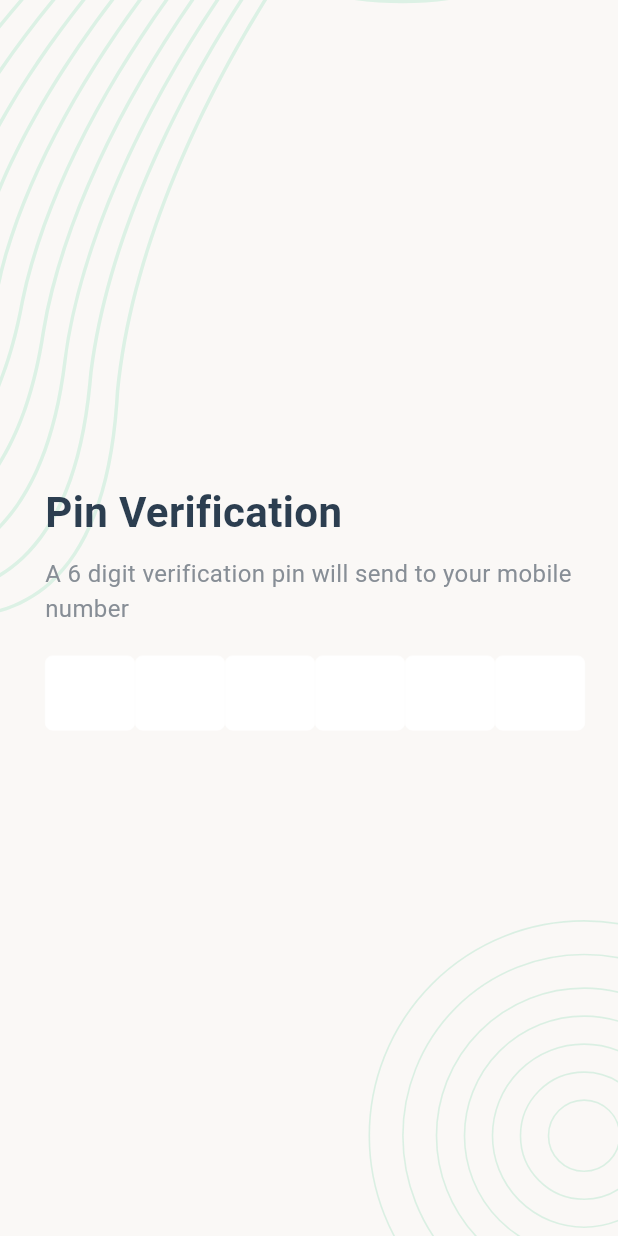
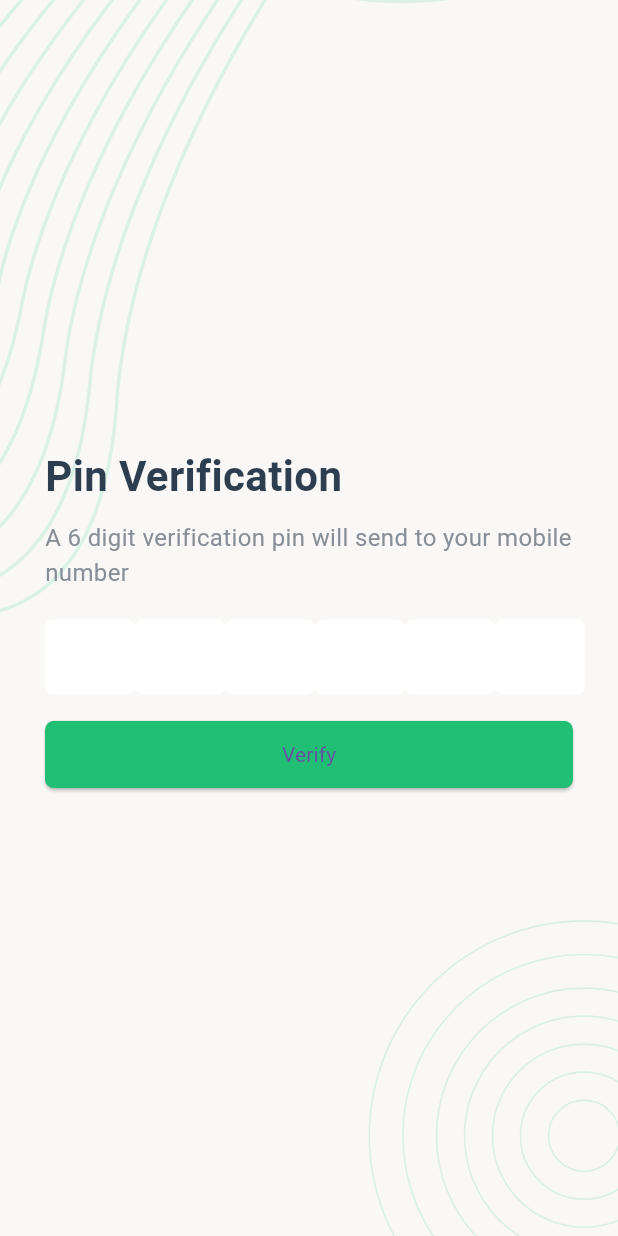
Before and after one commit to sam-in07/tm_app_rest_api, a Flutter app: the pinVerificationScreen screen opened by its route, on a phone screen of 412 x 824 dp. Run offline on Flutter 3.47's test engine with Material 3 defaults, Android fonts, the phone set to English and light mode, and no system bars; drawn by our look-alikes of pin_code_fields; our stand-ins replace flutter_svg, fluttertoast, google_fonts; Roboto replaces fonts that are missing (poppins).

Commit message:
pin verificaton complete

```diff
--- a/lib/screen/onboarding/pinVerificationScreen.dart
+++ b/lib/screen/onboarding/pinVerificationScreen.dart
@@ -50,6 +50,15 @@ class _pinVerificationScreenState extends State<pinVerificationScreen> {
 
 
 
+                ),
+                Container(
+                  child: ElevatedButton(
+                    style: AppButtonStyle(),
+                    child: SuccessButtonChild('Verify'),
+                    onPressed: (){
+
+                    },
+                  ),
                 )
 
               ]
```
